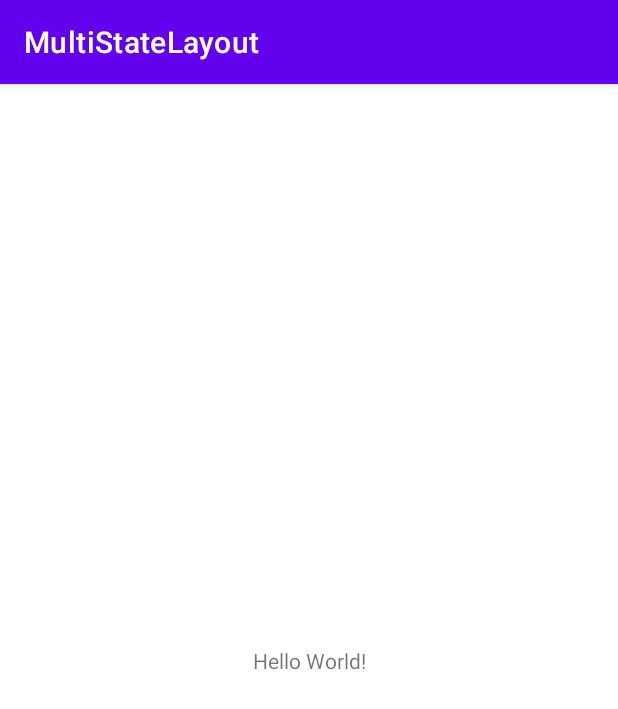
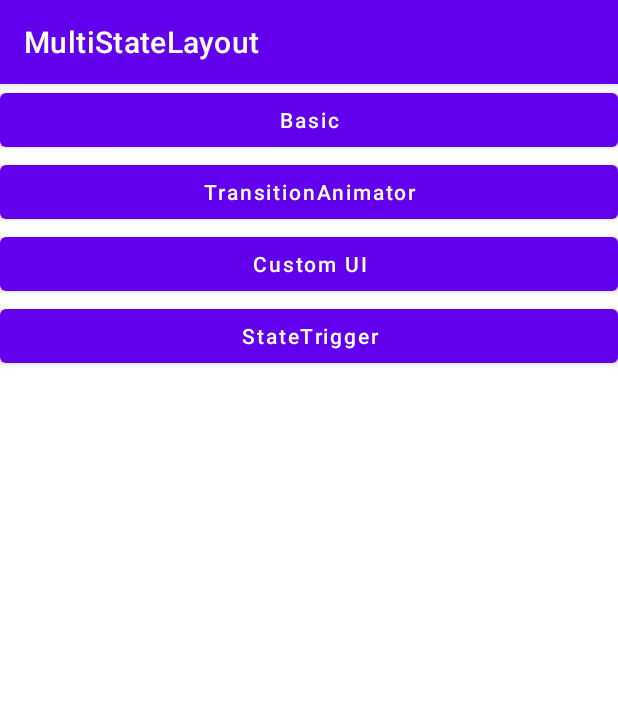
Before and after one commit to Airsaid/StateLayout, an Android app: the screen it shows after launch (MainActivity), on a phone screen of 412 x 824 dp. Shown: the top 709 px of the screen. Run offline under Robolectric (Android 15) with nearby library versions, the phone set to English and light mode, and no system bars.

Commit message:
Refactor sample

```diff
--- a/app/build.gradle.kts
+++ b/app/build.gradle.kts
@@ -1,7 +1,6 @@
 plugins {
   id("com.android.application")
   kotlin("android")
-  id("sample")
 }
 
 android {
@@ -42,7 +41,6 @@ dependencies {
   testImplementation(Libs.Test.JUNIT)
   androidTestImplementation(Libs.Test.ANDROIDX_JUNIT)
   androidTestImplementation(Libs.Test.ESPRESSO)
-  implementation(Libs.SAMPLE)
   implementation(project(":multistatelayout"))
 //  implementation(Libs.MULTISTATELAYOUT)
 }
--- a/app/src/main/AndroidManifest.xml
+++ b/app/src/main/AndroidManifest.xml
@@ -20,6 +20,11 @@
         <category android:name="android.intent.category.LAUNCHER" />
       </intent-filter>
     </activity>
+
+    <activity android:name=".BasicSampleActivity" />
+    <activity android:name=".AnimatorSampleActivity" />
+    <activity android:name=".CustomSampleActivity" />
+    <activity android:name=".StateTriggerSampleActivity" />
   </application>
 
 </manifest>
--- a/app/src/main/res/layout/activity_main.xml
+++ b/app/src/main/res/layout/activity_main.xml
@@ -1,18 +1,41 @@
 <?xml version="1.0" encoding="utf-8"?>
-<androidx.constraintlayout.widget.ConstraintLayout xmlns:android="http://schemas.android.com/apk/res/android"
-    xmlns:app="http://schemas.android.com/apk/res-auto"
-    xmlns:tools="http://schemas.android.com/tools"
+<LinearLayout xmlns:android="http://schemas.android.com/apk/res/android"
+  xmlns:app="http://schemas.android.com/apk/res-auto"
+  xmlns:tools="http://schemas.android.com/tools"
+  android:layout_width="match_parent"
+  android:layout_height="match_parent"
+  android:orientation="vertical"
+  tools:context=".MainActivity">
+
+  <Button
     android:layout_width="match_parent"
-    android:layout_height="match_parent"
-    tools:context=".MainActivity">
+    android:layout_height="wrap_content"
+    android:onClick="onBasicSample"
+    android:text="Basic"
+    android:textAllCaps="false"
+    tools:ignore="HardcodedText" />
 
-    <TextView
-        android:layout_width="wrap_content"
-        android:layout_height="wrap_content"
-        android:text="Hello World!"
-        app:layout_constraintBottom_toBottomOf="parent"
-        app:layout_constraintLeft_toLeftOf="parent"
-        app:layout_constraintRight_toRightOf="parent"
-        app:layout_constraintTop_toTopOf="parent" />
+  <Button
+    android:layout_width="match_parent"
+    android:layout_height="wrap_content"
+    android:onClick="onTransitionAnimatorSample"
+    android:text="TransitionAnimator"
+    android:textAllCaps="false"
+    tools:ignore="HardcodedText" />
 
-</androidx.constraintlayout.widget.ConstraintLayout>
+  <Button
+    android:layout_width="match_parent"
+    android:layout_height="wrap_content"
+    android:onClick="onCustomUISample"
+    android:text="Custom UI"
+    android:textAllCaps="false"
+    tools:ignore="HardcodedText" />
+
+  <Button
+    android:layout_width="match_parent"
+    android:layout_height="wrap_content"
+    android:onClick="onStateTriggerSample"
+    android:text="StateTrigger"
+    android:textAllCaps="false"
+    tools:ignore="HardcodedText" />
+</LinearLayout>
--- a/app/src/main/res/layout/fragment_multi_state_layout.xml
+++ b/app/src/main/res/layout/fragment_multi_state_layout.xml
@@ -1,6 +1,5 @@
 <?xml version="1.0" encoding="utf-8"?>
 <FrameLayout xmlns:android="http://schemas.android.com/apk/res/android"
-    xmlns:tools="http://schemas.android.com/tools"
     android:layout_width="match_parent"
     android:layout_height="match_parent">
 
--- a/app/src/main/res/layout/fragment_multi_state_layout_animator.xml
+++ b/app/src/main/res/layout/fragment_multi_state_layout_animator.xml
@@ -9,17 +9,17 @@
     android:layout_width="match_parent"
     android:layout_height="0dp"
     android:layout_weight="1"
-        android:background="@color/md_green_100">
+    android:background="@android:color/holo_green_light">
 
     <include layout="@layout/include_content" />
   </com.airsaid.multistatelayout.MultiStateLayout>
 
-    <com.cz.android.sample.library.view.RadioLayout
+  <RadioGroup
     android:id="@+id/animator"
     android:layout_width="match_parent"
     android:layout_height="wrap_content" />
 
-    <com.cz.android.sample.library.view.RadioLayout
+  <RadioGroup
     android:id="@+id/direction"
     android:layout_width="match_parent"
     android:layout_height="wrap_content"
--- a/build.gradle.kts
+++ b/build.gradle.kts
@@ -8,7 +8,6 @@ buildscript {
   dependencies {
     classpath("com.android.tools.build:gradle:${Versions.ANDROID_GRADLE_PLUGIN}")
     classpath("org.jetbrains.kotlin:kotlin-gradle-plugin:${Versions.KOTLIN}")
-    classpath("com.github.momodae.AndroidSampleLibrary:plugin:${Versions.SAMPLE}")
     // NOTE: Do not place your application dependencies here; they belong
     // in the individual module build.gradle files
   }
```
Also changed, not shown: app/src/main/java/com/airsaid/multistatelayout.sample/AbstractSampleActivity.kt (renamed from app/src/main/java/com/airsaid/multistatelayout.sample/BaseMultiStateLayoutFragment.kt, +9 -12 lines), app/src/main/java/com/airsaid/multistatelayout.sample/AnimatorSampleActivity.kt (added, +59 -0 lines), app/src/main/java/com/airsaid/multistatelayout.sample/BaseFragment.kt (deleted, +0 -24 lines), app/src/main/java/com/airsaid/multistatelayout.sample/BasicSampleActivity.kt (added, +18 -0 lines), app/src/main/java/com/airsaid/multistatelayout.sample/CustomSampleActivity.kt (added, +17 -0 lines), app/src/main/java/com/airsaid/multistatelayout.sample/MainActivity.kt (+18 -0 lines), app/src/main/java/com/airsaid/multistatelayout.sample/MultiStateLayoutAnimatorFragment.kt (deleted, +0 -60 lines), app/src/main/java/com/airsaid/multistatelayout.sample/MultiStateLayoutCustomFragment.kt (deleted, +0 -25 lines), app/src/main/java/com/airsaid/multistatelayout.sample/MultiStateLayoutFragment.kt (deleted, +0 -28 lines), app/src/main/java/com/airsaid/multistatelayout.sample/StateTriggerSampleActivity.kt (renamed from app/src/main/java/com/airsaid/multistatelayout.sample/MultiStateLayoutRecyclerViewFragment.kt, +7 -12 lines). Lines whose indentation alone changed are shown as unchanged.
